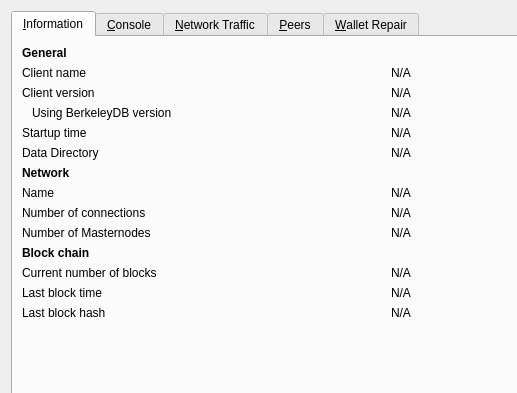
Qt form src/qt/forms/rpcconsole.ui (hypermoist/Hemis) before a commit; both pictures show x 0 to 517 and y 0 to 393 of the 769 by 498 pixel window.
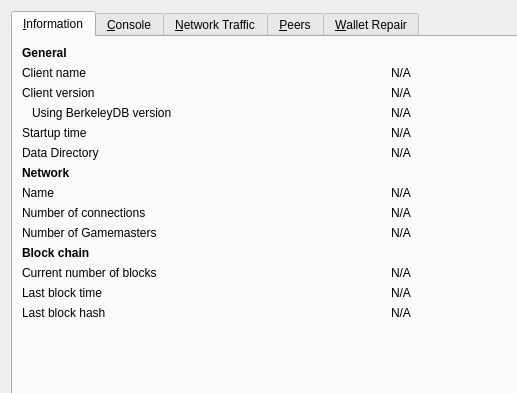
The same form after that commit. Icons and pictures are not drawn. Custom widgets are drawn as their Qt base class.

Commit message:
Masternode/MASTERNODE/MN/mn to Gamemaster/GAMEMASTER/GM/gm
File name changes

Missing files

cleanup

cleanup

cleanup

Name changes

last ones hopefully...

Missing

Mn->Gm

QT name changes

Typo

more typos

Revert "more typos"

This reverts commit a614ab6e0b3b89168e238463d92f60d84452d6ef.

Revert "Typo"

This reverts commit 8dec64fede15042530ec0813157284b50c026c28.

MasterNode -> GameMaster

```diff
--- a/src/qt/forms/rpcconsole.ui
+++ b/src/qt/forms/rpcconsole.ui
@@ -211,7 +211,7 @@
        <item row="9" column="0">
         <widget class="QLabel" name="masternodeCountLabel">
          <property name="text">
-          <string>Number of Masternodes</string>
+          <string>Number of Gamemasters</string>
          </property>
         </widget>
        </item>
```
Left out of the diff: 4 changed lines with no effect on the pictures. The commit also changes 300 other files.
